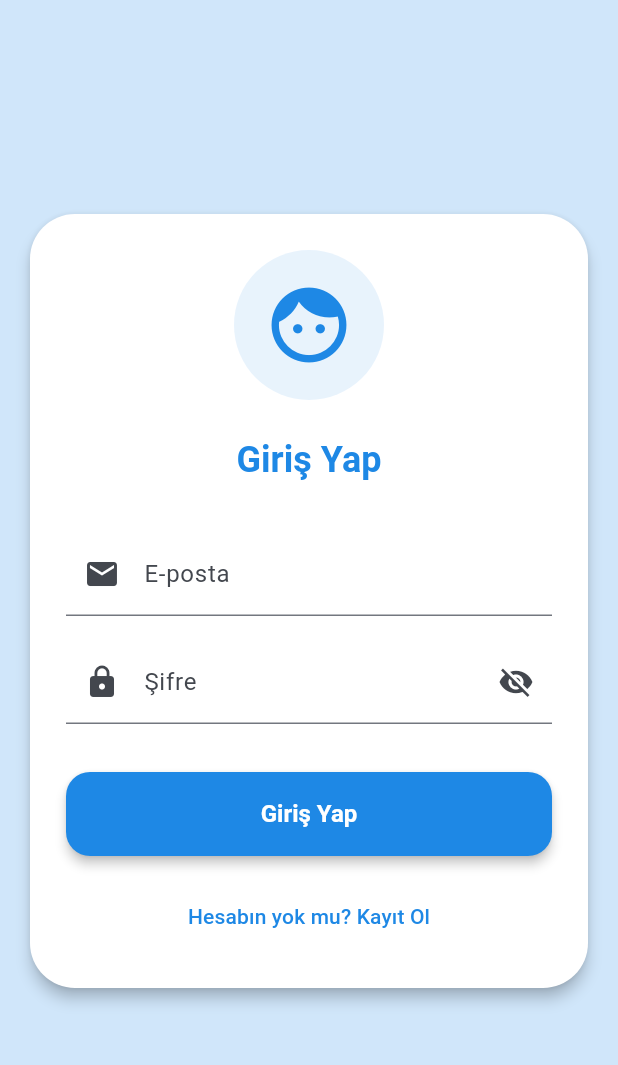
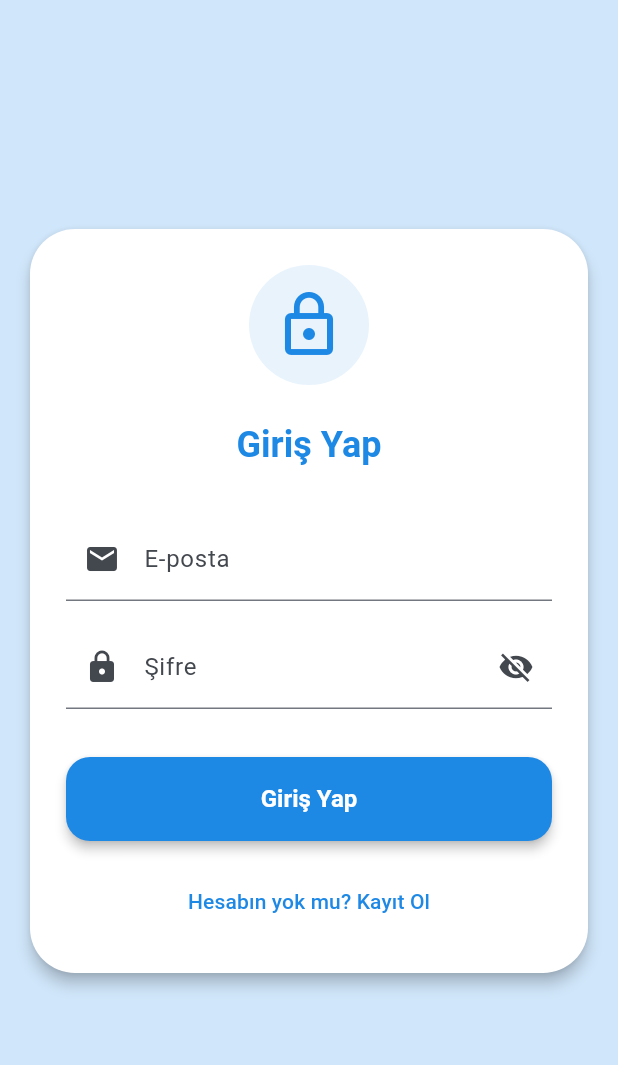
Before and after one commit to dgnmirac9/Attendance_Management_System_VTYS, a Flutter app: the screen it shows after launch, on a phone screen of 412 x 824 dp, the part 59-1124 px from its top. Run offline on Flutter 3.47's test engine with Material 3 defaults, Android fonts, the phone set to English and light mode, and no system bars; our stand-ins replace camera, cloud_firestore, firebase_auth, firebase_core, qr_flutter, shared_preferences; missing offline and left inert: google_mlkit_face_detection, mobile_scanner, tflite_flutter; accounts and stored records are empty.

Commit message:
tasarım güncellemesi

```diff
--- a/mobile/lib/features/authentication/presentation/widgets/login_form.dart
+++ b/mobile/lib/features/authentication/presentation/widgets/login_form.dart
@@ -75,16 +75,18 @@ class _LoginFormState extends State<LoginForm> {
               child: Form(
                 key: _formKey,
                 child: Column(
+                  mainAxisSize: MainAxisSize.min,
                   children: [
+                    // --- LOGO ---
                     Container(
-                      padding: const EdgeInsets.all(20),
+                      padding: const EdgeInsets.all(16),
                       decoration: BoxDecoration(
-                        color: Theme.of(context).colorScheme.primary.withOpacity(0.1),
+                        color: Theme.of(context).colorScheme.primary.withValues(alpha: 0.1),
                         shape: BoxShape.circle,
                       ),
                       child: Icon(
-                        Icons.face,
-                        size: 60,
+                        Icons.lock_outline,
+                        size: 48,
                         color: Theme.of(context).colorScheme.primary,
                       ),
                     ),
```
